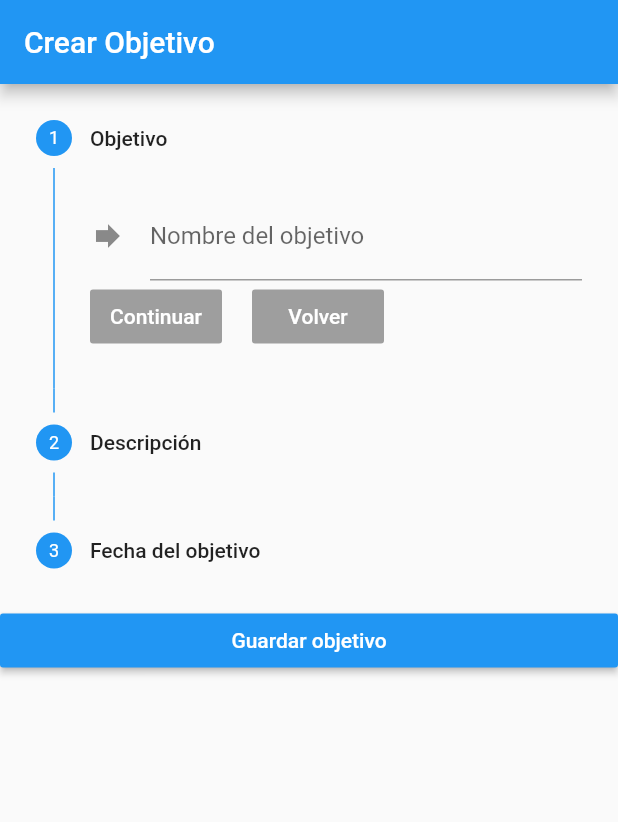
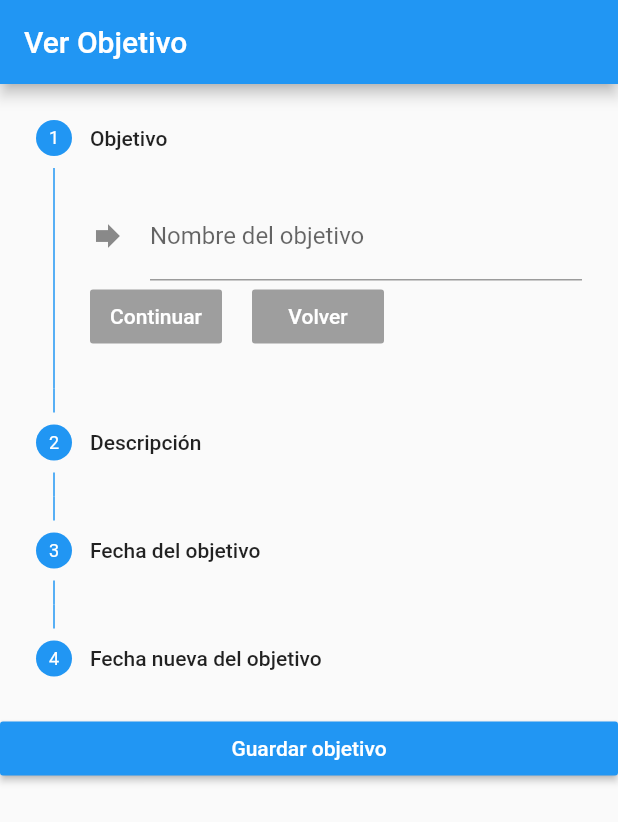
Before and after one commit to noxcraft95/Objetive, a Flutter app: the screen it shows after launch, after a tap on an icon or button, on a phone screen of 412 x 824 dp. Shown: the top 822 px of the screen. Run offline on Flutter 3.47's test engine with Material 2 defaults, Android fonts, the phone set to English and light mode, and no system bars.

Commit message:
Creacion VerObjetivo

```diff
--- a/lib/main.dart
+++ b/lib/main.dart
@@ -1,5 +1,6 @@
 import 'package:flutter/material.dart';
 import 'package:objetive/crear_objetivo.dart';
+import 'package:objetive/ver_objetivo.dart';
 void main() => runApp(MyApp());
 
 class MyApp extends StatelessWidget {
@@ -54,7 +55,7 @@ class _MyHomePageState extends State<MyHomePage> {
   void _onItemTapped(int index) {
     Navigator.push(
         context,
-        MaterialPageRoute(builder: (context) => CrearObjetivo()));
+        MaterialPageRoute(builder: (context) => VerObjetivo()));
   }
   void ItemChange(bool val,int index){
     setState(() {
--- /dev/null
+++ b/lib/ver_objetivo.dart
@@ -0,0 +1,317 @@
+import 'package:flutter/material.dart';
+
+class VerObjetivo extends StatelessWidget {
+
+
+  @override
+  Widget build(BuildContext context) {
+    return new MaterialApp(
+        theme: new ThemeData(
+          primarySwatch: Colors.blue,
+        ),
+        home: new Scaffold(
+          appBar: new AppBar(
+            title: new Text('Ver Objetivo'),
+          ),
+          body: new StepperBody(),
+        ));
+  }
+}
+class MyData {
+  String objetivo = '';
+  String descripcion = '';
+  String fecha = '';
+}
+
+class StepperBody extends StatefulWidget {
+  @override
+  _StepperBodyState createState() => new _StepperBodyState();
+}
+
+class _StepperBodyState extends State<StepperBody> {
+  int currStep = 0;
+  static var _focusNode = new FocusNode();
+  GlobalKey<FormState> _formKey = new GlobalKey<FormState>();
+  static MyData data = new MyData();
+
+
+   DateTime selectedDate = DateTime.now();
+
+   Future<Null> _selectDate(BuildContext context) async {
+    final DateTime picked = await showDatePicker(
+        context: context,
+        initialDate: selectedDate,
+        firstDate: selectedDate);
+    if (picked != null && picked != selectedDate)
+      setState(() {
+        selectedDate = picked;
+      });
+  }
+
+  @override
+  void initState() {
+    super.initState();
+    _focusNode.addListener(() {
+      setState(() {});
+      print('Has focus: $_focusNode.hasFocus');
+    });
+  }
+
+  @override
+  void dispose() {
+    //_focusNode.dispose();  //Error al abrir crear objetivo dos veces, se comenta.
+    super.dispose();
+  }
+
+  List<Step> steps = [
+    new Step(
+        title: const Text('Objetivo'),
+        //subtitle: const Text('Enter your name'),
+        isActive: true,
+        //state: StepState.error,
+        state: StepState.indexed,
+        content: new TextFormField(
+          focusNode: _focusNode,
+          keyboardType: TextInputType.text,
+          autocorrect: false,
+          onSaved: (String value) {
+            data.objetivo = value;
+          },
+          maxLines: 1,
+          //initialValue: 'Aseem Wangoo',
+          validator: (value) {
+            if (value.isEmpty || value.length < 1) {
+              return 'Introduzca el objetivo';
+            }
+          },
+          decoration: new InputDecoration(
+              labelText: 'Nombre del objetivo',
+              hintText: 'Nombre del objetivo',
+              //filled: true,
+              icon: const Icon(Icons.forward),
+              labelStyle:
+              new TextStyle(decorationStyle: TextDecorationStyle.solid)),
+        )),
+    new Step(
+        title: const Text('Descripción'),
+        //subtitle: const Text('Subtitle'),
+        isActive: true,
+        //state: StepState.editing,
+        state: StepState.indexed,
+        content: new TextFormField(
+          keyboardType: TextInputType.text,
+          autocorrect: false,
+          validator: (value) {
+            if (value.isEmpty || value.length < 1) {
+              return 'Introduzca una descripción';
+            }
+          },
+          onSaved: (String value) {
+            data.descripcion = value;
+          },
+          maxLines: 1,
+          decoration: new InputDecoration(
+              labelText: 'Descripción del objetivo',
+              hintText: 'Introduzca una descripción',
+              icon: const Icon(Icons.add_comment),
+              labelStyle:
+              new TextStyle(decorationStyle: TextDecorationStyle.solid)),
+        )),
+    new Step(
+        title: const Text('Fecha del objetivo'),
+        // subtitle: const Text('Subtitle'),
+        isActive: true,
+        state: StepState.indexed,
+        // state: StepState.disabled,
+        content:
+        new TextFormField(
+          keyboardType: TextInputType.datetime,
+          autocorrect: false,
+          validator: (value) {
+            if (value.isEmpty) {
+              return 'Seleccione una fecha';
+            }
+          },
+          onSaved: (String value) {
+            data.fecha = value;
+          },
+
+          maxLines: 1,
+          decoration: new InputDecoration(
+              labelText: 'Selecciona una fecha',
+              hintText: 'Fecha del objetivo',
+              icon: const Icon(Icons.date_range),
+
+              labelStyle:
+              new TextStyle(decorationStyle: TextDecorationStyle.solid)),
+        )
+    ),
+    new Step(
+        title: const Text('Fecha nueva del objetivo'),
+        // subtitle: const Text('Subtitle'),
+        isActive: true,
+        state: StepState.indexed,
+        // state: StepState.disabled,
+        content:
+        new TextFormField(
+          keyboardType: TextInputType.datetime,
+          autocorrect: false,
+          validator: (value) {
+            if (value.isEmpty) {
+              return 'Seleccione una fecha';
+            }
+          },
+          onSaved: (String value) {
+            data.fecha = value;
+          },
+
+          maxLines: 1,
+          decoration: new InputDecoration(
+              labelText: 'Selecciona una fecha',
+              hintText: 'Fecha del objetivo',
+              icon: const Icon(Icons.date_range),
+
+              labelStyle:
+              new TextStyle(decorationStyle: TextDecorationStyle.solid)),
+        )
+    ),
+
+    // new Step(
+    //     title: const Text('Fifth Step'),
+    //     subtitle: const Text('Subtitle'),
+    //     isActive: true,
+    //     state: StepState.complete,
+    //     content: const Text('Enjoy Step Fifth'))
+  ];
+
+  @override
+  Widget build(BuildContext context) {
+    void showSnackBarMessage(String message,
+        [MaterialColor color = Colors.red]) {
+      Scaffold
+          .of(context)
+          .showSnackBar(new SnackBar(content: new Text(message)));
+    }
+
+    void _submitDetails() {
+      final FormState formState = _formKey.currentState;
+
+      if (!formState.validate()) {
+        showSnackBarMessage('Rellene todos los campos');
+      } else {
+        formState.save();
+        print("Objetivo: ${data.objetivo}");
+        print("Descripcion: ${data.descripcion}");
+        print("Fecha: ${data.fecha}");
+
+        showDialog(
+            context: context,
+            child: new AlertDialog(
+              title: new Text("Detalles"),
+              //content: new Text("Hello World"),
+              content: new SingleChildScrollView(
+                child: new ListBody(
+                  children: <Widget>[
+                    new Text("Objetivo : " + data.objetivo),
+                    new Text("Descripción : " + data.descripcion),
+                    new Text("Fecha a realizar : " + data.fecha),
+                  ],
+                ),
+              ),
+              actions: <Widget>[
+                new FlatButton(
+                  child: new Text('OK'),
+                  onPressed: () {
+                    Navigator.of(context).pop();
+                  },
+                ),
+              ],
+            ));
+      }
+    }
+
+    return new Container(
+        child: new Form(
+          key: _formKey,
+          child: new ListView(children: <Widget>[
+            new Stepper(
+              controlsBuilder:
+                  (BuildContext context, {VoidCallback onStepContinue, VoidCallback onStepCancel}) {
+                return Row(
+                  children: <Widget>[
+                    FlatButton(
+                      onPressed: onStepContinue,
+                      color: Colors.green,
+                      textColor: Colors.white,
+                      disabledColor: Colors.grey,
+                      disabledTextColor: Colors.black,
+                      padding: EdgeInsets.all(8.0),
+                      splashColor: Colors.blueAccent,
+                      child: const Text('Continuar'),
+                    ),
+                    SizedBox(
+                      width: 20.0,
+                    ),
+                    FlatButton(
+                      onPressed: onStepCancel,
+                      color: Colors.grey,
+                      textColor: Colors.white,
+                      disabledColor: Colors.grey,
+                      disabledTextColor: Colors.black,
+                      padding: EdgeInsets.all(8.0),
+                      splashColor: Colors.blueAccent,
+                      child: const Text('Volver'),
+                    ),
+                  ],
+                );
+              },
+              steps: steps,
+              type: StepperType.vertical,
+              currentStep: this.currStep,
+              onStepContinue: () {
+                setState(() {
+                  if (currStep < steps.length - 1) {
+                    currStep = currStep + 1;
+                  } else {
+                    currStep = 0;
+                  }
+                  // else {
+                  // Scaffold
+                  //     .of(context)
+                  //     .showSnackBar(new SnackBar(content: new Text('$currStep')));
+
+                  // if (currStep == 1) {
+                  //   print('First Step');
+                  //   print('object' + FocusScope.of(context).toStringDeep());
+                  // }
+
+                  // }
+                });
+              },
+              onStepCancel: () {
+                setState(() {
+                  if (currStep > 0) {
+                    currStep = currStep - 1;
+                  } else {
+                    currStep = 0;
+                  }
+                });
+              },
+              onStepTapped: (step) {
+                setState(() {
+                  currStep = step;
+                });
+              },
+            ),
+            new RaisedButton(
+              child: new Text(
+                'Guardar objetivo',
+                style: new TextStyle(color: Colors.white),
+              ),
+              onPressed: _submitDetails,
+              color: Colors.blue,
+            ),
+          ]),
+        ));
+  }
+}
```
